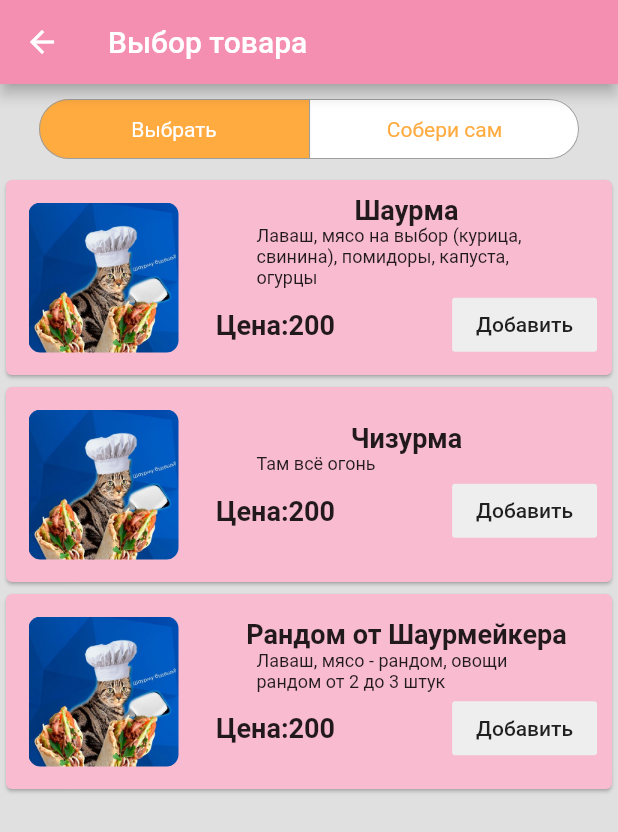
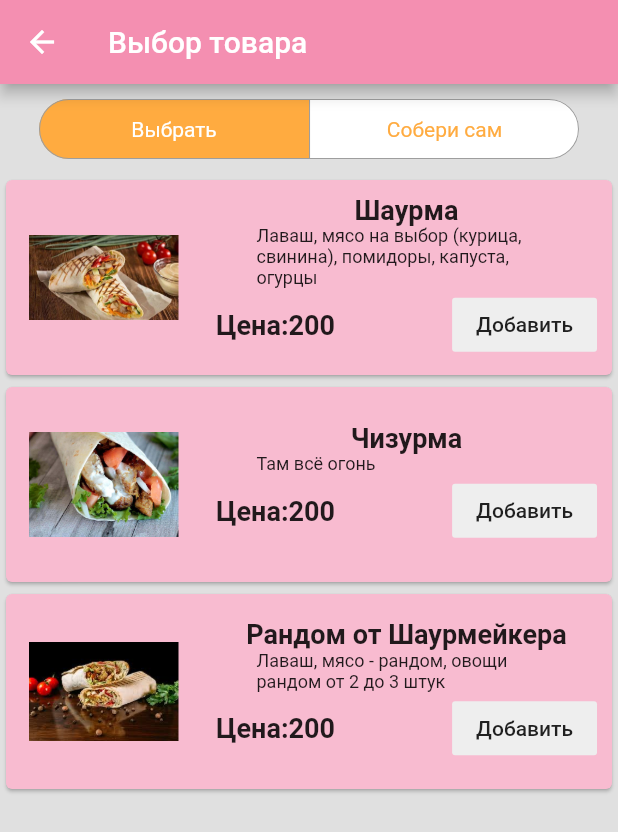
Before and after one commit to Gogov228/Shavuha, a Flutter app: the ChouseShavuha screen opened directly, on a phone screen of 412 x 824 dp. Shown: the top 832 px of the screen. Run offline on Flutter 3.47's test engine with Material 2 defaults, Android fonts, the phone set to English and light mode, and no system bars; drawn by our look-alikes of material_segmented_control.

Commit message:
Beta version 1.1

```diff
--- a/lib/ChouseShavuha.dart
+++ b/lib/ChouseShavuha.dart
@@ -46,15 +46,15 @@ class _chouse extends State<ChouseShavuha> {
               ControlShaurm(),
               if (_currentSelection == 0)
                 ShaurAdd(
-                    'assets/shavaCat.jpg',
+                    'assets/shaurmaaa.jpg',
                     "Шaурма",
                     "Лаваш, мясо на выбор (курица, свинина), помидоры, капуста, огурцы",
                     200),
               if (_currentSelection == 0)
                 ShaurAdd(
-                    'assets/shavaCat.jpg', "Чизурма", "Там всё огонь", 200),
+                    'assets/chizurma.jpg', "Чизурма", "Там всё огонь", 200),
               if (_currentSelection == 0)
-                ShaurAdd('assets/shavaCat.jpg', "Рандом от Шаурмейкера",
+                ShaurAdd('assets/random.jpg', "Рандом от Шаурмейкера",
                     "Лаваш, мясо - рандом, овощи рандом от 2 до 3 штук", 200),
               if (_currentSelection == 1)
                 Container(
@@ -430,7 +430,7 @@ class _chouse extends State<ChouseShavuha> {
               Container(
                 margin: EdgeInsets.all(15),
                 child: ClipRRect(
-                  borderRadius: BorderRadius.circular(8.0),
+                  borderRadius: BorderRadius.circular(4.0),
                   child: Image.asset(
                     image,
                     width: 100,
--- a/lib/Shop.dart
+++ b/lib/Shop.dart
@@ -105,12 +105,13 @@ class shop extends State<Shop> {
                     direction: DismissDirection.endToStart,
                     onDismissed: (direction) {
                       setState(() {
+
+                        print(shaurList.keys.toList()[index]);
                         shaurList.remove(index);
                         shaurList.keys.toList()[index];
-                        print(shaurList);
-                        print(shaurList.keys.toList()[index]);
                         countShava--;
                         totalSum -= shaurPrise[index];
+                        print(shaurList);
                       });
                       Scaffold.of(context).showSnackBar(
                           SnackBar(content: Text("Узбек грустит(")));
--- a/pubspec.yaml
+++ b/pubspec.yaml
@@ -44,6 +44,9 @@ flutter:
   # To add assets to your application, add an assets section, like this:
    assets:
     - assets/shavaCat.jpg
+    - assets/random.jpg
+    - assets/shaurmaaa.jpg
+    - assets/chizurma.jpg
   #  - images/a_dot_ham.jpeg
 
   # An image asset can refer to one or more resolution-specific "variants", see
```
Also changed, not shown: assets/chizurma.jpg (added), assets/random.jpg (added), assets/shaurmaaa.jpg (added).
